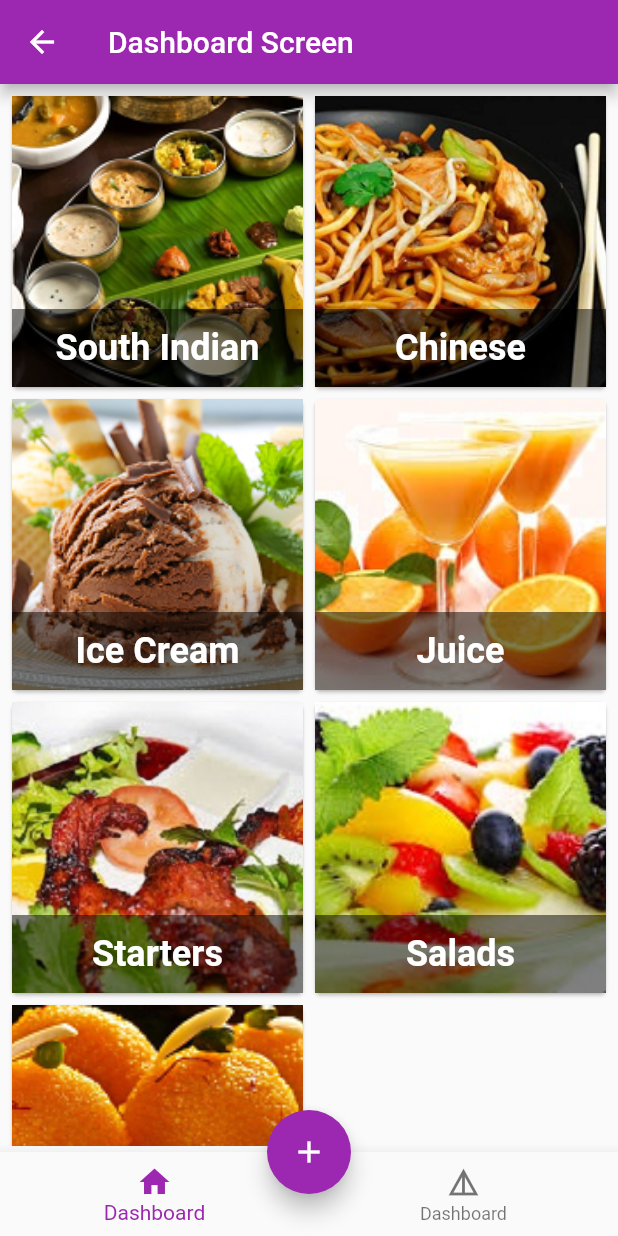
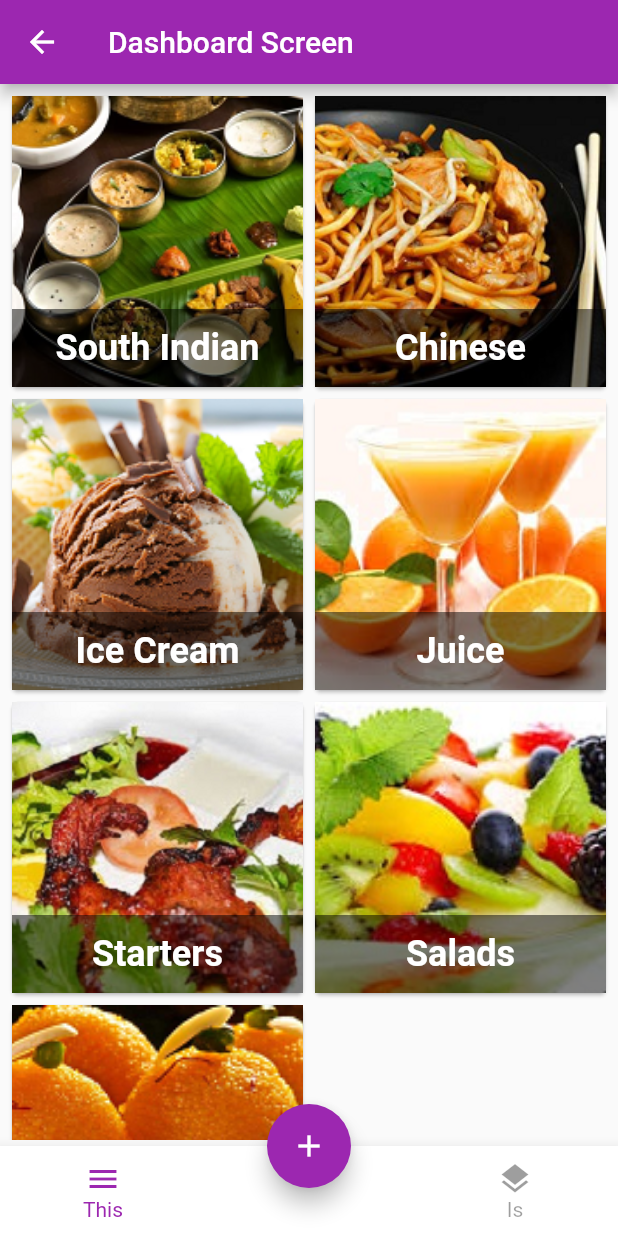
Before and after one commit to AthiraSasitharan/Flutter_LetsBegin, a Flutter app: the HomeScreen screen opened directly, on a phone screen of 412 x 824 dp. Run offline on Flutter 3.47's test engine with Material 2 defaults, Android fonts, the phone set to English and light mode, and no system bars.

Commit message:
Created customized bottom bar

```diff
--- a/lib/HomeScreen.dart
+++ b/lib/HomeScreen.dart
@@ -1,6 +1,7 @@
 import 'package:flutter/material.dart';
 import 'package:flutter_lets_begin/DashBoardScreen.dart';
 import 'package:flutter_lets_begin/DetailsPageView.dart';
+import 'package:flutter_lets_begin/utils/BottomBar.dart';
 import 'package:flutter_lets_begin/utils/Res.dart';
 
 class HomeScreen extends StatefulWidget {
@@ -29,36 +30,16 @@ class HomePage extends State<HomeScreen> with SingleTickerProviderStateMixin {
         onPressed: () {},
       ),
       floatingActionButtonLocation: FloatingActionButtonLocation.centerDocked,
-      /*bottomNavigationBar: BottomAppBar(
-        shape: CircularNotchedRectangle(),
-        child: new Row(
-          mainAxisSize: MainAxisSize.max,
-          mainAxisAlignment: MainAxisAlignment.spaceBetween,
-          children: <Widget>[
-            IconButton(
-              icon: Icon(Icons.menu),
-              onPressed: () {},
-            ),
-            IconButton(
-              icon: Icon(Icons.search),
-              onPressed: () {},
-            ),
-          ],
-        ),
-      ),*/
-      bottomNavigationBar: BottomNavigationBar(
+      bottomNavigationBar: BottomBar(
+        selectedColor: Colors.purple,
+        color: Colors.black38,
+        onTabSelected: setPage,
         items: [
-          BottomNavigationBarItem(
-            icon: Icon(Icons.home),
-            title: Text(Strings.dashboard),
-          ),
-          BottomNavigationBarItem(
-            icon: Icon(Icons.details),
-            title: Text(Strings.dashboard),
-          )
+          FABBottomAppBarItem(iconData: Icons.menu, text: 'This'),
+          FABBottomAppBarItem(iconData: Icons.layers, text: 'Is'),
+//          FABBottomAppBarItem(iconData: Icons.dashboard, text: 'Bottom'),
+//          FABBottomAppBarItem(iconData: Icons.info, text: 'Bar'),
         ],
-        onTap: setPage,
-        currentIndex: index,
       ),
     );
   }
--- /dev/null
+++ b/lib/utils/BottomBar.dart
@@ -0,0 +1,118 @@
+import 'package:flutter/material.dart';
+
+class FABBottomAppBarItem {
+  FABBottomAppBarItem({this.iconData, this.text});
+  IconData iconData;
+  String text;
+}
+
+class BottomBar extends StatefulWidget{
+  final List<FABBottomAppBarItem> items;
+  final String centerItemText;
+  final double height;
+  final double iconSize;
+  final Color backgroundColor;
+  final Color color;
+  final Color selectedColor;
+  final NotchedShape notchedShape;
+  final ValueChanged<int> onTabSelected;
+  BottomBar({
+    this.items,
+    this.centerItemText,
+    this.height: 60.0,
+    this.iconSize: 24.0,
+    this.backgroundColor,
+    this.color,
+    this.selectedColor,
+    this.notchedShape,
+    this.onTabSelected,
+  }){
+    assert(this.items.length == 2 || this.items.length == 4);
+  }
+
+
+  @override
+  State<StatefulWidget> createState() {
+    return CreateBottomBarView();
+  }
+}
+
+class CreateBottomBarView extends State<BottomBar>{
+  int selectedIndex = 0;
+
+  @override
+  Widget build(BuildContext context) {
+    List<Widget> items = List.generate(widget.items.length, (int index) {
+      return buildTabItem(
+        item: widget.items[index],
+        index: index,
+        onPressed: setSelection,
+      );
+    });
+    items.insert(items.length >> 1, buildMiddleTabItem());
+    return BottomAppBar(
+      child: Row(
+        mainAxisSize: MainAxisSize.max,
+        mainAxisAlignment: MainAxisAlignment.spaceAround,
+        children: items,
+      ),
+    );
+  }
+
+  setSelection(int index){
+    widget.onTabSelected(index);
+    setState(() {
+      selectedIndex = index;
+    });
+  }
+
+  Widget buildTabItem({
+    FABBottomAppBarItem item,
+    int index,
+    ValueChanged<int> onPressed,
+  }) {
+    Color color = selectedIndex == index ? widget.selectedColor : widget.color;
+    return Expanded(
+      child: SizedBox(
+        height: widget.height,
+        child: Material(
+          type: MaterialType.transparency,
+          child: InkWell(
+            onTap: () => onPressed(index),
+            child: Column(
+              mainAxisSize: MainAxisSize.min,
+              mainAxisAlignment: MainAxisAlignment.center,
+              children: <Widget>[
+                Icon(item.iconData, color: color, size: widget.iconSize),
+                Text(
+                  item.text,
+                  style: TextStyle(color: color),
+                )
+              ],
+            ),
+          ),
+        ),
+      ),
+    );
+  }
+
+  Widget buildMiddleTabItem() {
+    return Expanded(
+      child: SizedBox(
+        height: widget.height,
+        child: Column(
+          mainAxisSize: MainAxisSize.min,
+          mainAxisAlignment: MainAxisAlignment.center,
+          children: <Widget>[
+            SizedBox(height: widget.iconSize),
+            Text(
+              widget.centerItemText ?? '',
+              style: TextStyle(color: widget.color),
+            ),
+          ],
+        ),
+      ),
+    );
+  }
+
+}
```
